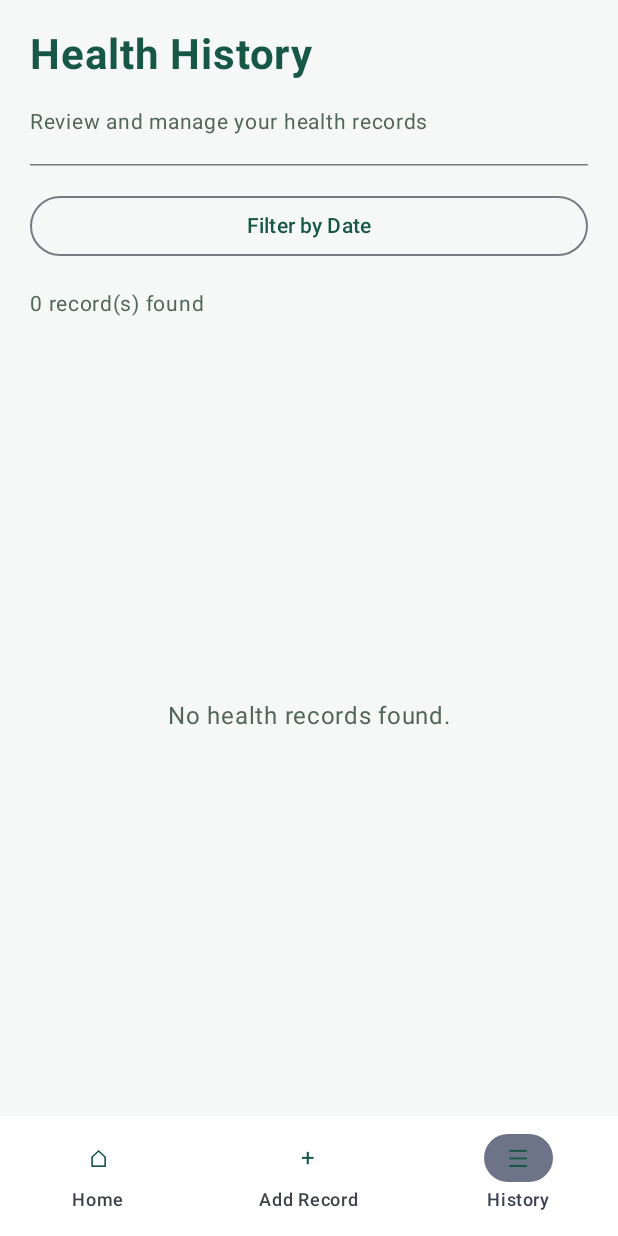
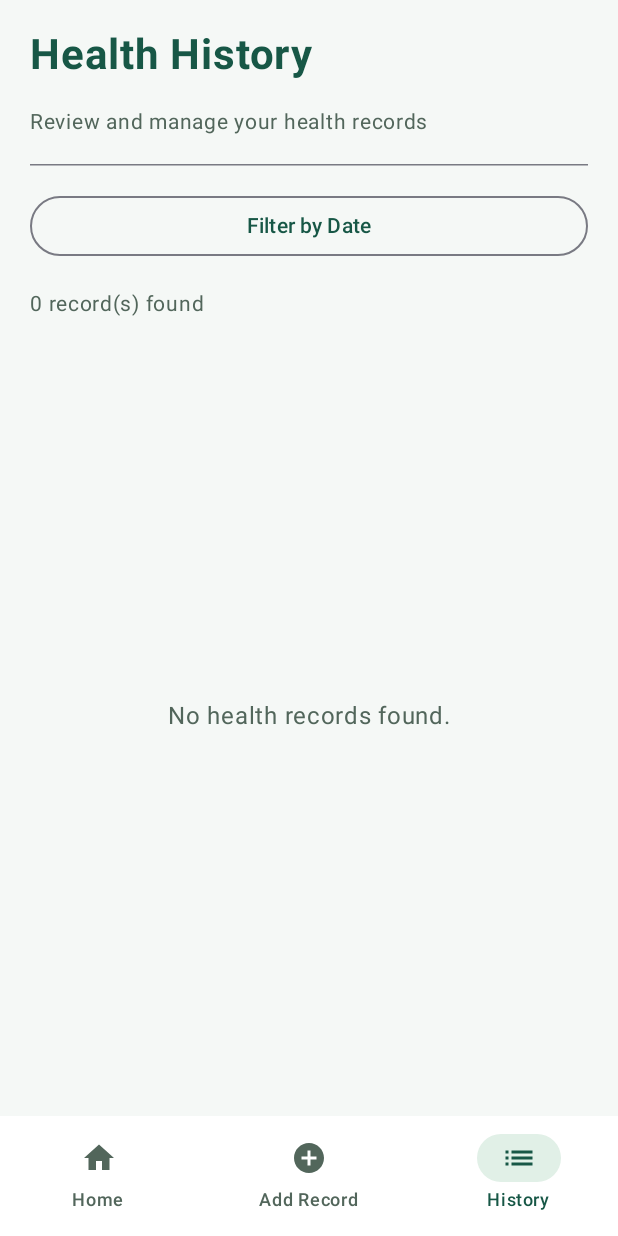
Before and after one commit to Ahmed7651/HealthMate, an Android app built with Jetpack Compose: the screen it shows after launch (MainActivity), item 3 of the bottom bar chosen, on a phone screen of 412 x 824 dp. Run offline under Robolectric (Android 15) with nearby library versions, the phone set to English and light mode, and no system bars; our stand-ins replace Room's generated code.

Commit message:
Improve navigation icons, colour consistency and dashboard readability

```diff
--- a/app/build.gradle.kts
+++ b/app/build.gradle.kts
@@ -64,4 +64,5 @@ dependencies {
 
 // Jetpack Compose navigation
     implementation(libs.androidx.navigation.compose)
+    implementation("androidx.compose.material:material-icons-core:1.7.8")
 }
--- a/app/src/main/java/com/k2703120/healthmate/navigation/HealthNavigation.kt
+++ b/app/src/main/java/com/k2703120/healthmate/navigation/HealthNavigation.kt
@@ -12,6 +12,11 @@ import com.k2703120.healthmate.ui.records.HealthRecordsScreen
 import com.k2703120.healthmate.ui.records.RecordFormScreen
 import com.k2703120.healthmate.ui.theme.*
 import com.k2703120.healthmate.viewmodel.HealthViewModel
+import androidx.compose.material.icons.Icons
+import androidx.compose.material.icons.filled.Home
+import androidx.compose.material.icons.filled.AddCircle
+import androidx.compose.material.icons.filled.List
+
 
 @Composable
 fun HealthNavigation(viewModel: HealthViewModel) {
@@ -37,6 +42,14 @@ fun HealthNavigation(viewModel: HealthViewModel) {
             ) {
 
                 NavigationBarItem(
+
+                    colors = NavigationBarItemDefaults.colors(
+                        selectedIconColor = HealthPrimary,
+                        selectedTextColor = HealthPrimary,
+                        indicatorColor = StepsBackground,
+                        unselectedIconColor = HealthSecondaryText,
+                        unselectedTextColor = HealthSecondaryText
+                    ),
                     selected = currentRoute == "dashboard",
                     onClick = {
                         navController.navigate("dashboard") {
@@ -45,12 +58,22 @@ fun HealthNavigation(viewModel: HealthViewModel) {
                         }
                     },
                     icon = {
-                        Text("⌂", color = HealthPrimary)
+                        Icon(Icons.Default.Home, contentDescription = "Home")
                     },
                     label = { Text("Home") }
+
+
                 )
 
                 NavigationBarItem(
+
+                    colors = NavigationBarItemDefaults.colors(
+                        selectedIconColor = HealthPrimary,
+                        selectedTextColor = HealthPrimary,
+                        indicatorColor = StepsBackground,
+                        unselectedIconColor = HealthSecondaryText,
+                        unselectedTextColor = HealthSecondaryText
+                    ),
                     selected = currentRoute == "add",
                     onClick = {
                         selectedRecord = null
@@ -61,12 +84,19 @@ fun HealthNavigation(viewModel: HealthViewModel) {
                         }
                     },
                     icon = {
-                        Text("+", color = HealthPrimary)
+                        Icon(Icons.Default.AddCircle, contentDescription = "Add Record")
                     },
                     label = { Text("Add Record") }
                 )
 
                 NavigationBarItem(
+                    colors = NavigationBarItemDefaults.colors(
+                        selectedIconColor = HealthPrimary,
+                        selectedTextColor = HealthPrimary,
+                        indicatorColor = StepsBackground,
+                        unselectedIconColor = HealthSecondaryText,
+                        unselectedTextColor = HealthSecondaryText
+                    ),
                     selected = currentRoute == "records" ||
                             currentRoute == "edit",
                     onClick = {
@@ -76,7 +106,7 @@ fun HealthNavigation(viewModel: HealthViewModel) {
                         }
                     },
                     icon = {
-                        Text("☰", color = HealthPrimary)
+                        Icon(Icons.Default.List, contentDescription = "History")
                     },
                     label = { Text("History") }
                 )
--- a/app/src/main/java/com/k2703120/healthmate/ui/components/HealthMetricCard.kt
+++ b/app/src/main/java/com/k2703120/healthmate/ui/components/HealthMetricCard.kt
@@ -45,7 +45,7 @@ fun HealthMetricCard(
             Spacer(modifier = Modifier.height(8.dp))
 
             Text(
-                text = "$value $unit",
+                text = "${String.format("%,d", value)} $unit",
                 fontSize = 28.sp,
                 fontWeight = FontWeight.Bold,
                 color = metricColor
@@ -65,7 +65,7 @@ fun HealthMetricCard(
             Spacer(modifier = Modifier.height(8.dp))
 
             Text(
-                text = "Daily goal: $goal $unit",
+                text = "Daily goal: ${String.format("%,d", goal)} $unit",
                 fontSize = 12.sp,
                 color = metricColor
             )
```
